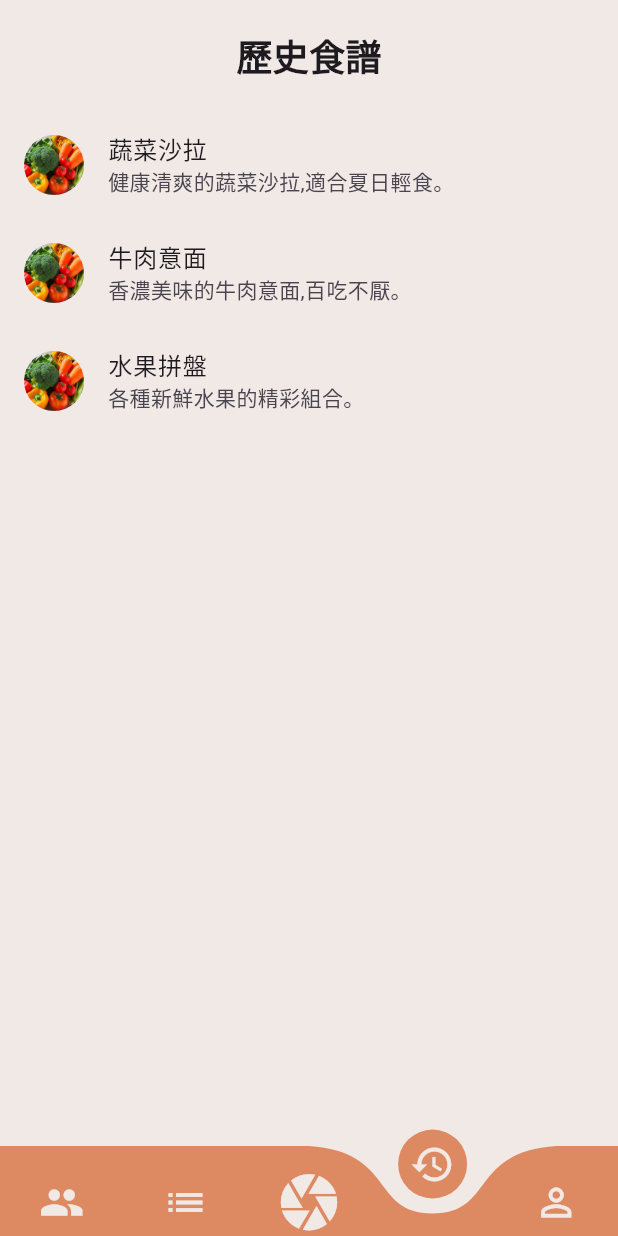
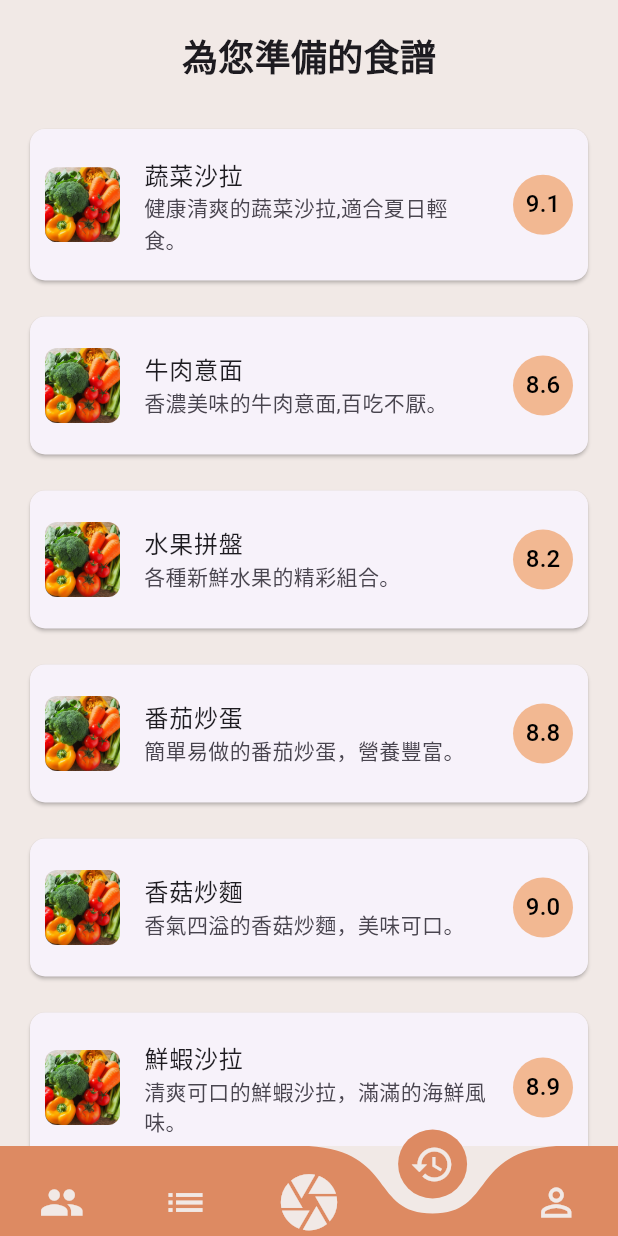
Before and after one commit to AaliyahWu/RecipeGPT, a Flutter app: the HomePage screen opened directly, item 4 of the bottom bar chosen, on a phone screen of 412 x 824 dp. Run offline on Flutter 3.47's test engine with Material 3 defaults, Android fonts, the phone set to English and light mode, and no system bars; our stand-ins replace camera, carousel_slider, curved_navigation_bar, get, image_cropper, image_picker and 2 more; missing offline and left inert: flutter_tflite, mysql1; project files that could hold a hidden picture were left out.

Commit message:
把歷史食譜弄得有食慾一點

```diff
--- a/lib/homepage.dart
+++ b/lib/homepage.dart
@@ -400,24 +400,99 @@ class _HomePageState extends State<HomePage> {
           ),
         );
 
+      // case 3:
+      //   List<Map<String, dynamic>> historicalRecipes = [
+      //     {
+      //       'imageUrl': 'assets/image/food.jpg',
+      //       'title': '蔬菜沙拉',
+      //       'description': '健康清爽的蔬菜沙拉,適合夏日輕食。',
+      //     },
+      //     {
+      //       'imageUrl': 'assets/image/food.jpg',
+      //       'title': '牛肉意面',
+      //       'description': '香濃美味的牛肉意面,百吃不厭。',
+      //     },
+      //     {
+      //       'imageUrl': 'assets/image/food.jpg',
+      //       'title': '水果拼盤',
+      //       'description': '各種新鮮水果的精彩組合。',
+      //     },
+      //     // 您可以在這裡添加更多模擬數據
+      //   ];
+
+      //   return Container(
+      //     color: Color(0xFFF1E9E6),
+      //     child: Column(
+      //       children: [
+      //         SizedBox(height: 20),
+      //         Text(
+      //           '歷史食譜',
+      //           style: TextStyle(
+      //             fontSize: 24,
+      //             fontWeight: FontWeight.bold,
+      //           ),
+      //         ),
+      //         SizedBox(height: 20),
+      //         Expanded(
+      //           child: ListView.builder(
+      //             itemCount: historicalRecipes.length,
+      //             itemBuilder: (context, index) {
+      //               return ListTile(
+      //                 leading: CircleAvatar(
+      //                   backgroundImage:
+      //                       AssetImage(historicalRecipes[index]['imageUrl']),
+      //                 ),
+      //                 title: Text(historicalRecipes[index]['title']),
+      //                 subtitle: Text(historicalRecipes[index]['description']),
+      //                 onTap: () {
+      //                   // 導航至食譜詳情頁面
+      //                 },
+      //               );
+      //             },
+      //           ),
+      //         ),
+      //       ],
+      //     ),
+      //   );
         case 3:
   List<Map<String, dynamic>> historicalRecipes = [
     {
       'imageUrl': 'assets/image/food.jpg',
       'title': '蔬菜沙拉',
       'description': '健康清爽的蔬菜沙拉,適合夏日輕食。',
+      'rating': 9.1,
     },
     {
       'imageUrl': 'assets/image/food.jpg',
       'title': '牛肉意面',
       'description': '香濃美味的牛肉意面,百吃不厭。',
+      'rating': 8.6,
     },
     {
       'imageUrl': 'assets/image/food.jpg',
       'title': '水果拼盤',
       'description': '各種新鮮水果的精彩組合。',
+      'rating': 8.2,
     },
-          // 您可以在這裡添加更多模擬數據
+    {
+      'imageUrl': 'assets/image/food.jpg',
+      'title': '番茄炒蛋',
+      'description': '簡單易做的番茄炒蛋，營養豐富。',
+      'rating': 8.8,
+    },
+    {
+      'imageUrl': 'assets/image/food.jpg',
+      'title': '香菇炒麵',
+      'description': '香氣四溢的香菇炒麵，美味可口。',
+      'rating': 9.0,
+    },
+    {
+      'imageUrl': 'assets/image/food.jpg',
+      'title': '鮮蝦沙拉',
+      'description': '清爽可口的鮮蝦沙拉，滿滿的海鮮風味。',
+      'rating': 8.9,
+    },
+    // 可以在這裡添加更多模擬數據
   ];
 
   return Container(
@@ -426,7 +501,7 @@ class _HomePageState extends State<HomePage> {
       children: [
         SizedBox(height: 20),
         Text(
-                '歷史食譜',
+          '為您準備的食譜',
           style: TextStyle(
             fontSize: 24,
             fontWeight: FontWeight.bold,
@@ -437,16 +512,38 @@ class _HomePageState extends State<HomePage> {
           child: ListView.builder(
             itemCount: historicalRecipes.length,
             itemBuilder: (context, index) {
-                    return ListTile(
-                      leading: CircleAvatar(
-                        backgroundImage:
-                            AssetImage(historicalRecipes[index]['imageUrl']),
+              var recipe = historicalRecipes[index];
+              return Padding(
+                padding: const EdgeInsets.symmetric(horizontal: 16.0, vertical: 8.0),
+                child: Card(
+                  shape: RoundedRectangleBorder(
+                    borderRadius: BorderRadius.circular(10),
                   ),
-                      title: Text(historicalRecipes[index]['title']),
-                      subtitle: Text(historicalRecipes[index]['description']),
+                  child: ListTile(
+                    contentPadding: EdgeInsets.all(10),
+                    leading: ClipRRect(
+                      borderRadius: BorderRadius.circular(8.0),
+                      child: Image.asset(
+                        recipe['imageUrl'],
+                        fit: BoxFit.cover,
+                        width: 50,
+                        height: 50,
+                      ),
+                    ),
+                    title: Text(recipe['title']),
+                    subtitle: Text(recipe['description']),
+                    trailing: CircleAvatar(
+                      backgroundColor: Color(0xFFF2B892),
+                      child: Text(
+                        recipe['rating'].toString(),
+                        style: TextStyle(color: Colors.black),
+                      ),
+                    ),
                     onTap: () {
                       // 導航至食譜詳情頁面
                     },
+                  ),
+                ),
               );
             },
           ),
@@ -454,6 +551,7 @@ class _HomePageState extends State<HomePage> {
       ],
     ),
   );
+
       case 4:
         return Scaffold(
           backgroundColor: Color(0xFFF1E9E6),
```
Also changed, not shown: 3 other files. Lines whose indentation alone changed are shown as unchanged.
